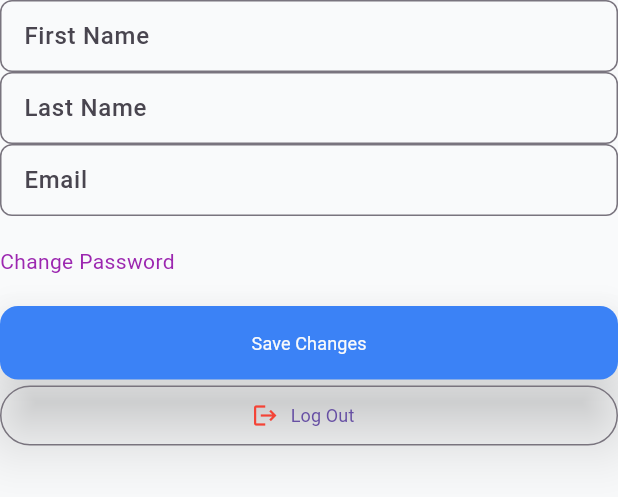
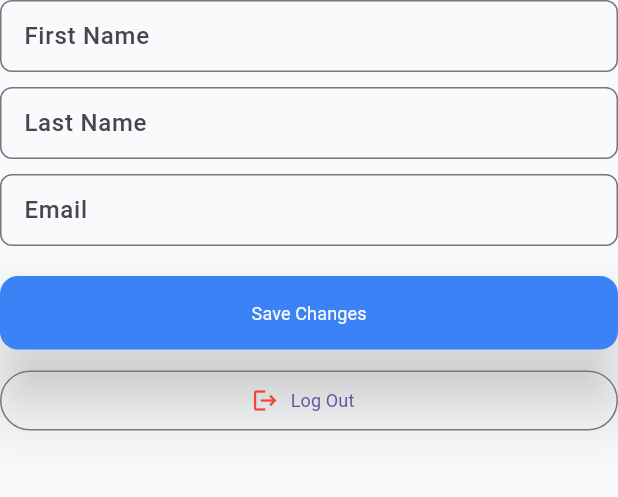
Before and after one commit to Isabirye-alex/musicapp_client, a Flutter app: the ProfileEditMode widget shown alone on an empty page, opened directly with empty values, on a phone screen of 412 x 824 dp. Shown: the top 497 px of the screen. Run offline on Flutter 3.47's test engine with Material 3 defaults, Android fonts, the light colour scheme and no system bars; our stand-ins replace another_flushbar, dotted_border, file_picker, flutter_riverpod, fpdart, hive and 4 more; missing offline and left inert: audio_waveforms, flex_color_picker; accounts and stored records are empty; generated files the repository leaves out were written again; Roboto replaces fonts that are missing (Poppins).

```diff
--- a/lib/core/providers/current_song_notifier.dart
+++ b/lib/core/providers/current_song_notifier.dart
@@ -2,7 +2,6 @@ import 'dart:async';
 import 'dart:typed_data';
 
 import 'package:little_music/features/home/models/sealed_model_class.dart';
-import 'package:little_music/features/home/viewmodel/home_viewmodel.dart';
 import 'package:riverpod_annotation/riverpod_annotation.dart';
 import 'package:just_audio/just_audio.dart';
 import 'package:on_audio_query/on_audio_query.dart' hide SongModel;
--- a/lib/features/home/models/sealed_model_class.dart
+++ b/lib/features/home/models/sealed_model_class.dart
@@ -56,6 +56,7 @@ class RemoteSongModel extends SongsModel {
   final String thumbnail;
   final String artistName;
   final String songName;
+  @override
   final String hexCode;
   final String songId;
   final String userId;
@@ -122,6 +123,7 @@ class RemoteSongModel extends SongsModel {
 //Local (device) song
 
 class LocalSongModel extends SongsModel {
+  @override
   final String id;
   final String title;
   final String artist;
--- a/lib/features/home/views/pages/local_songs_page.dart
+++ b/lib/features/home/views/pages/local_songs_page.dart
@@ -74,7 +74,7 @@ class LocalSongsPage extends ConsumerWidget {
                     selectedTileColor: Theme.of(context)
                         .colorScheme
                         .primary
-                        .withOpacity(0.08),
+                        .withAlpha(100),
                     leading: CircleAvatar(
                       backgroundColor: isCurrent
                           ? AColorTheme.gradient3
--- a/lib/features/home/views/widgets/profile_edit_mode.dart
+++ b/lib/features/home/views/widgets/profile_edit_mode.dart
@@ -9,9 +9,6 @@ class ProfileEditMode extends StatelessWidget {
   final TextEditingController emailController;
   final TextEditingController currentPasswordController;
   final TextEditingController newPasswordController;
-
-  final bool showChangePassword;
-  final VoidCallback onToggleChangePassword;
   final VoidCallback onSave;
   final VoidCallback onLogout;
 
@@ -23,14 +20,13 @@ class ProfileEditMode extends StatelessWidget {
     required this.emailController,
     required this.currentPasswordController,
     required this.newPasswordController,
-    required this.showChangePassword,
-    required this.onToggleChangePassword,
     required this.onSave,
     required this.onLogout,
   });
 
   @override
   Widget build(BuildContext context) {
+
     return Form(
       key: formKey,
       child: ListView(
@@ -39,37 +35,19 @@ class ProfileEditMode extends StatelessWidget {
             controller: firstNameController,
             hintText: "First Name",
           ),
+          SizedBox(height: 10,),
           CustomTextField(
             controller: lastNameController,
             hintText: "Last Name",
           ),
+          SizedBox(height: 10,),
           CustomTextField(controller: emailController, hintText: "Email"),
-
-          const SizedBox(height: 20),
-
-          GestureDetector(
-            onTap: onToggleChangePassword,
-            child: Text(
-              "Change Password",
-              style: TextStyle(color: Colors.purple),
-            ),
-          ),
-
-          if (showChangePassword) ...[
-            CustomTextField(
-              controller: currentPasswordController,
-              hintText: "Current Password",
-            ),
-            CustomTextField(
-              controller: newPasswordController,
-              hintText: "New Password",
-            ),
-          ],
 
           const SizedBox(height: 20),
 
           ElevatedButton(onPressed: onSave, child: const Text("Save Changes")),
 
+          SizedBox(height: 10,),
           OutlinedButton.icon(
             onPressed: onLogout,
             icon: const Icon(Icons.logout, color: Colors.red),
--- a/lib/features/home/views/widgets/profile_view_mode.dart
+++ b/lib/features/home/views/widgets/profile_view_mode.dart
@@ -17,7 +17,7 @@ class ProfileViewMode extends StatelessWidget {
     return Column(
       children: [
         ProfileAvatar(user: user),
-        const SizedBox(height: 16),
+       SizedBox(height: 16),
 
         Text(
           '${user.firstName} ${user.lastName}',
@@ -26,7 +26,7 @@ class ProfileViewMode extends StatelessWidget {
 
         Text(user.email),
 
-        const SizedBox(height: 24),
+        SizedBox(height: 24),
 
         ProfileInfoCard(
           icon: Icons.person,
--- a/lib/features/home/views/widgets/reusable_song_card.dart
+++ b/lib/features/home/views/widgets/reusable_song_card.dart
@@ -4,7 +4,6 @@ import 'package:little_music/core/providers/current_song_notifier.dart';
 import 'package:little_music/core/theme/a_color_theme.dart';
 import 'package:little_music/features/home/models/sealed_model_class.dart';
 import 'package:little_music/features/home/repositories/home_local_repository.dart';
-import 'package:little_music/features/home/viewmodel/home_viewmodel.dart';
 
 class SongCard extends StatelessWidget {
   final RemoteSongModel song;
```
Also changed, not shown: lib/features/home/views/pages/profile_page.dart (+7 -11 lines), 60 other files.
